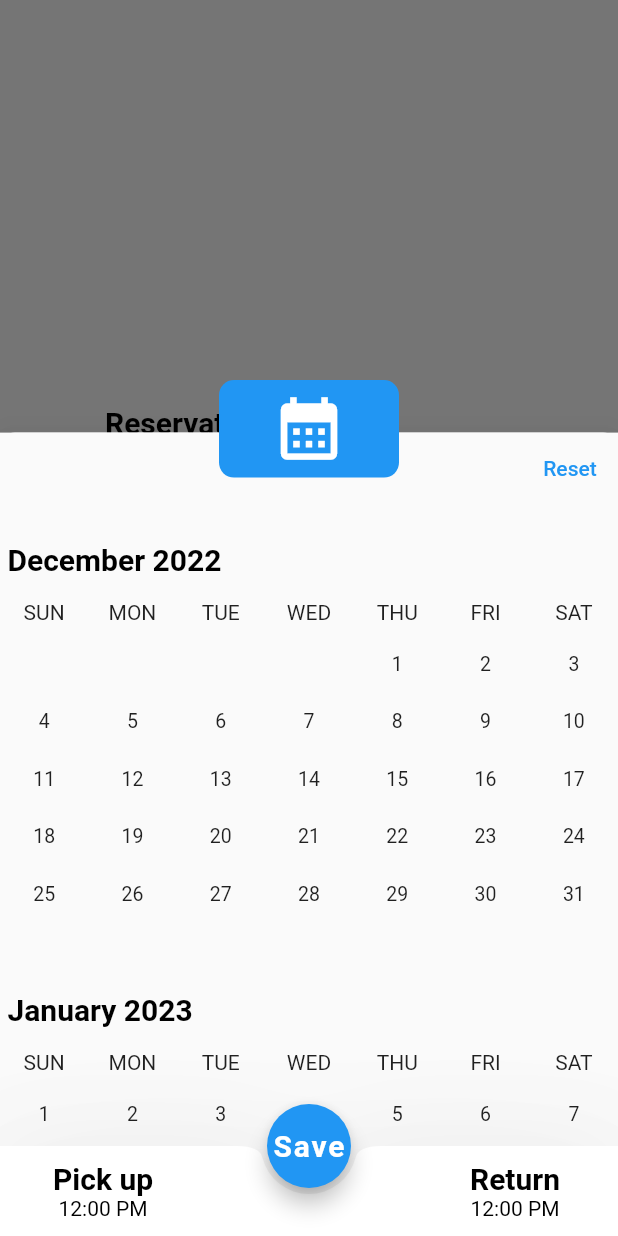
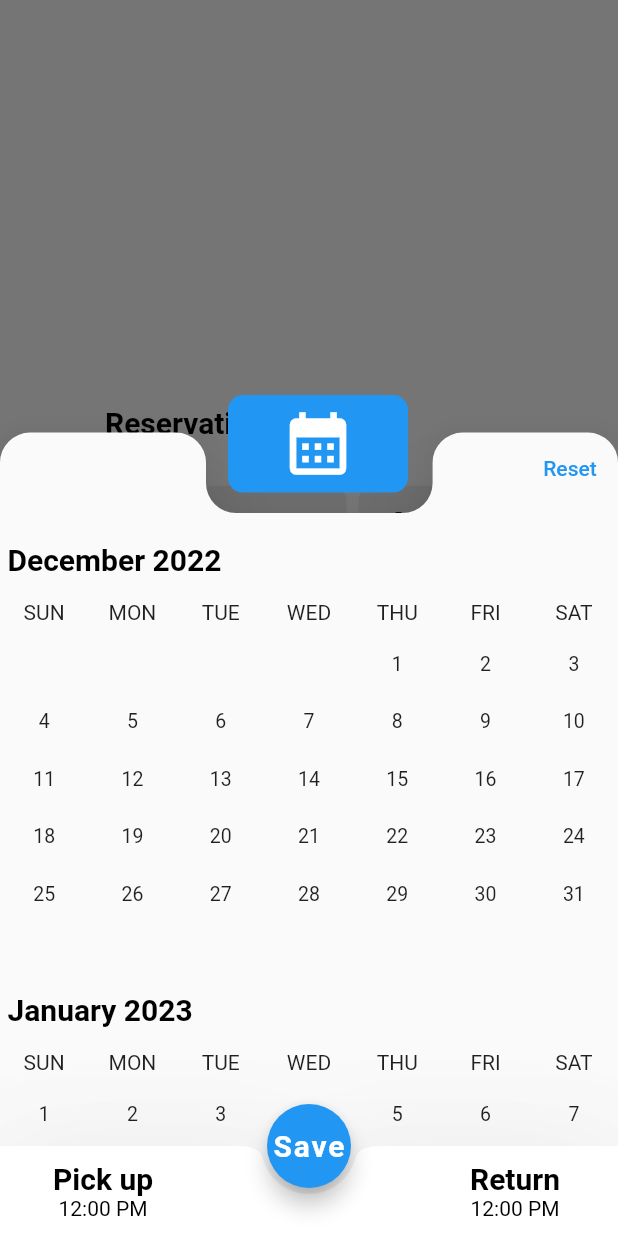
Before and after one commit to pipe0919/calendar_exaple, a Flutter app: the screen it shows after launch, after a tap on "GO", on a phone screen of 412 x 824 dp. Run offline on Flutter 3.47's test engine with Material 2 defaults, Android fonts, the phone set to English and light mode, and no system bars; drawn by our look-alikes of syncfusion_flutter_datepicker.

Commit message:
Se agrega el custom clipper y se agrega un custom shape para poder mostrarlo en el shape

```diff
--- a/lib/main.dart
+++ b/lib/main.dart
@@ -1,8 +1,12 @@
+import 'package:calendar_example/home_page.dart';
 import 'package:calendar_example/widgets/nav_bar.dart';
 
 import 'package:flutter/cupertino.dart';
 import 'package:flutter/material.dart';
 import 'package:syncfusion_flutter_datepicker/datepicker.dart';
+
+import 'my_custom_clipper.dart';
+import 'my_custom_shape_border.dart';
 
 void main() => runApp(const MyApp());
 
@@ -11,10 +15,11 @@ class MyApp extends StatelessWidget {
 
   @override
   Widget build(BuildContext context) {
-    return MaterialApp(
+    return const MaterialApp(
       debugShowCheckedModeBanner: false,
       title: 'Material App',
       home: Home(),
+      //home: HomePage(),
     );
   }
 }
@@ -248,13 +253,35 @@ class _HomeState extends State<Home> {
             ));
   }
 
+  void showButtonModal2() {
+    showModalBottomSheet(
+        anchorPoint: Offset(0.6, 0.6),
+        context: context,
+        isScrollControlled: true,
+        elevation: 20,
+        shape: MyCustomShapeBorder(MyCustomClipper()),
+        builder: (_) {
+          final controller = DateRangePickerController();
+
+          return SizedBox(
+            height: MediaQuery.of(context).size.height * 0.65,
+            child: Scaffold(
+              backgroundColor: Colors.transparent,
+              body: Column(
+                children: [Text("data2")],
+              ),
+            ),
+          );
+        });
+  }
+
   void showButtonModal() {
     showModalBottomSheet(
         anchorPoint: Offset(0.6, 0.6),
         context: context,
         isScrollControlled: true,
         elevation: 20,
-        shape: RoundedRectangleBorder(borderRadius: BorderRadius.circular(10)),
+        shape: MyCustomShapeBorder(MyCustomClipper()),
         builder: (context) {
           DateRangePickerController _controller = DateRangePickerController();
           return StatefulBuilder(
@@ -262,6 +289,7 @@ class _HomeState extends State<Home> {
             return SizedBox(
               height: MediaQuery.of(context).size.height * 0.65,
               child: Scaffold(
+                backgroundColor: Colors.transparent,
                 floatingActionButtonLocation:
                     FloatingActionButtonLocation.centerDocked,
                 floatingActionButton: FloatingActionButton(
@@ -306,7 +334,6 @@ class _HomeState extends State<Home> {
                 ),
                 appBar: PreferredSize(
                   preferredSize: Size.fromHeight(65),
-                  child: Container(
                   child: Stack(
                     children: [
                       Align(
@@ -323,7 +350,7 @@ class _HomeState extends State<Home> {
                         ),
                       ),
                       Transform.translate(
-                          offset: const Offset(0, -35),
+                        offset: const Offset(6, -25),
                         child: Align(
                           alignment: Alignment.center,
                           child: Container(
@@ -342,7 +369,6 @@ class _HomeState extends State<Home> {
                         ),
                       ),
                     ],
-                    ),
                   ),
                 ),
                 body: SingleChildScrollView(
--- /dev/null
+++ b/lib/my_custom_clipper.dart
@@ -0,0 +1,49 @@
+import 'package:flutter/material.dart';
+
+class MyCustomClipper extends CustomClipper<Path> {
+  @override
+  Path getClip(Size size) {
+    final path = Path();
+    const radius = 20.0;
+
+    path.moveTo(radius, 0);
+    path.lineTo(size.width / 3 - radius, 0);
+    path.arcToPoint(Offset(size.width / 3, radius),
+        radius: const Radius.circular(radius));
+    path.lineTo(size.width / 3, size.height * .1 - radius);
+
+    path.arcToPoint(
+      Offset(size.width / 3 + radius, size.height * .1),
+      radius: const Radius.circular(radius),
+      clockwise: false,
+    );
+    path.lineTo(size.width * .7 - radius, size.height * .1);
+    path.arcToPoint(
+      Offset(size.width * .7, size.height * .1 - radius),
+      radius: const Radius.circular(radius),
+      clockwise: false,
+    );
+
+    path.lineTo(size.width * .7, radius);
+    path.arcToPoint(
+      Offset(size.width * .7 + radius, 0),
+      radius: const Radius.circular(radius),
+    );
+    path.lineTo(size.width - radius, 0);
+    path.arcToPoint(Offset(size.width, radius),
+        radius: const Radius.circular(radius));
+    path.lineTo(size.width, size.height - radius);
+    path.arcToPoint(Offset(size.width - radius, size.height),
+        radius: const Radius.circular(radius));
+    path.lineTo(radius, size.height);
+    path.arcToPoint(Offset(0, size.height - radius),
+        radius: const Radius.circular(radius));
+    path.lineTo(0, radius);
+    path.arcToPoint(const Offset(radius, 0),
+        radius: const Radius.circular(radius));
+    return path;
+  }
+
+  @override
+  bool shouldReclip(covariant CustomClipper<Path> oldClipper) => true;
+}
--- /dev/null
+++ b/lib/my_custom_shape_border.dart
@@ -0,0 +1,24 @@
+import 'package:flutter/material.dart';
+
+class MyCustomShapeBorder extends ShapeBorder {
+  final CustomClipper<Path> clipper;
+
+  const MyCustomShapeBorder(this.clipper);
+
+  @override
+  EdgeInsetsGeometry get dimensions => EdgeInsets.zero;
+
+  @override
+  Path getInnerPath(Rect rect, {TextDirection? textDirection}) =>
+      clipper.getClip(rect.size);
+
+  @override
+  Path getOuterPath(Rect rect, {TextDirection? textDirection}) =>
+      clipper.getClip(rect.size);
+
+  @override
+  void paint(Canvas canvas, Rect rect, {TextDirection? textDirection}) {}
+
+  @override
+  ShapeBorder scale(double t) => MyCustomShapeBorder(clipper);
+}
```
Also changed, not shown: lib/home_page.dart (added, +58 -0 lines), pubspec.lock. Lines whose indentation alone changed are shown as unchanged.
